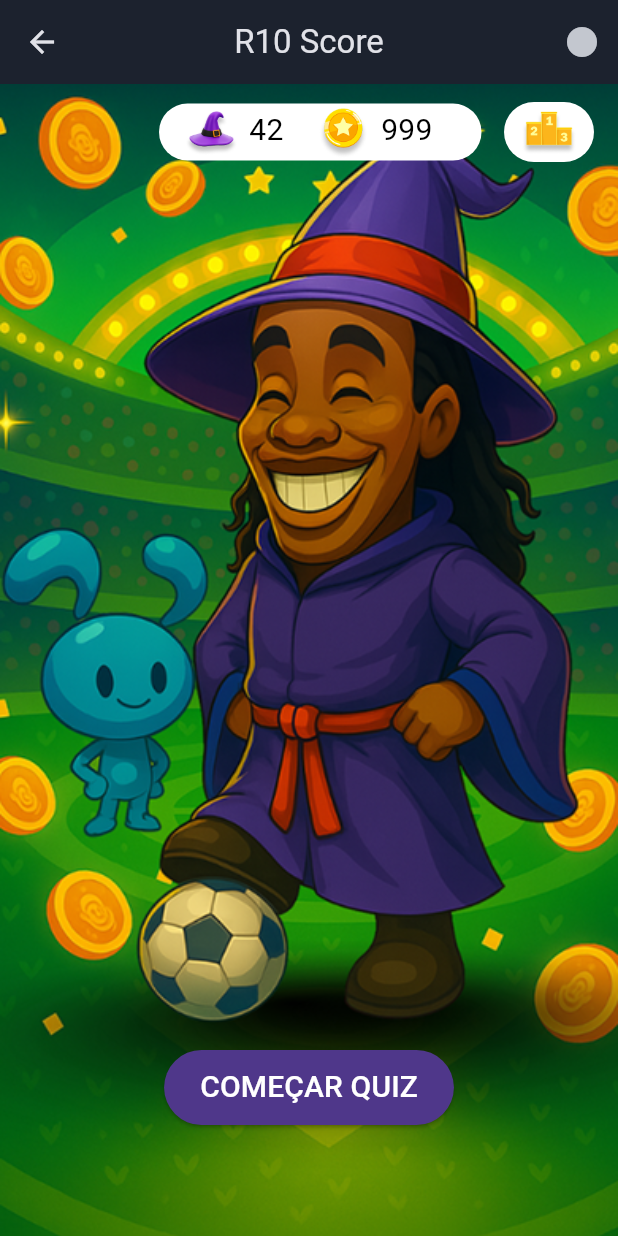
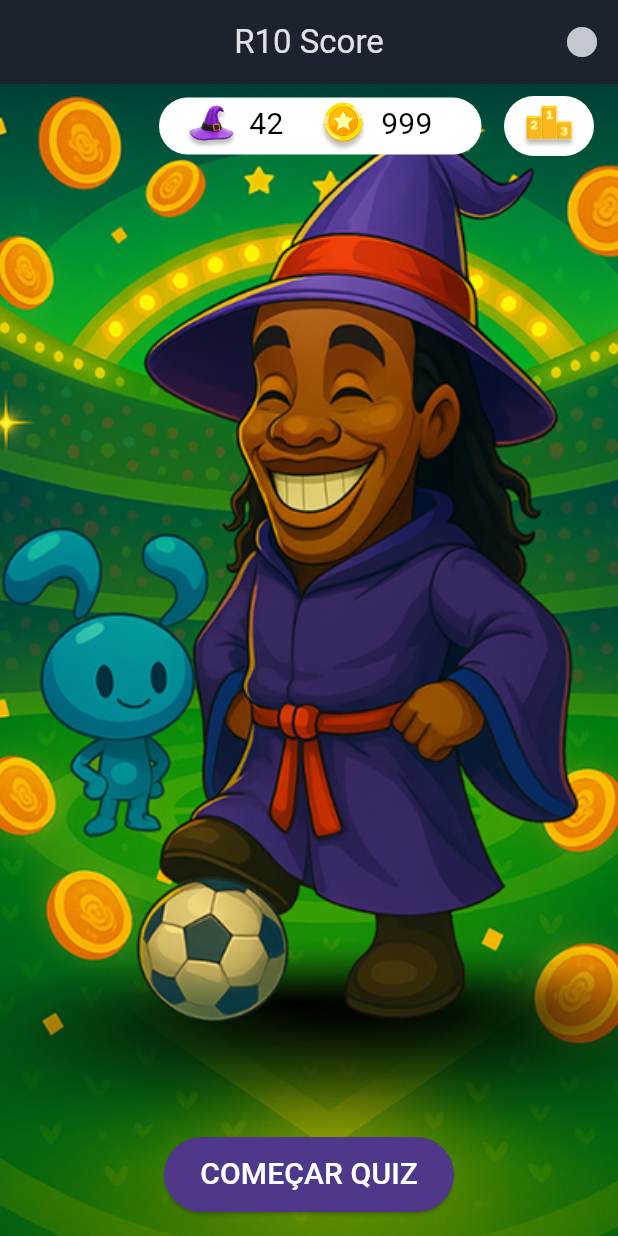
Before and after one commit to rodrigoblink172/r10_quiz, a Flutter app: the Home widget shown alone on an empty page, opened directly, on a phone screen of 412 x 824 dp. Run offline on Flutter 3.47's test engine with Material 3 defaults, Android fonts, the phone set to English and light mode, and no system bars; missing offline and left inert: roulette.

Commit message:
create app_shell widget

```diff
--- a/lib/screens/home_screen.dart
+++ b/lib/screens/home_screen.dart
@@ -1,70 +1,36 @@
+// lib/screens/home.dart
 import 'package:flutter/material.dart';
-import 'package:r10_quiz/widgets/header.dart';
+import 'package:r10_quiz/widgets/app_shell.dart';
 import 'package:r10_quiz/widgets/scoreHeader.dart';
 import 'package:r10_quiz/screens/quiz_wheel_screen.dart';
 
 class Home extends StatelessWidget {
-  const Home({Key? key}) : super(key: key);
+  const Home({super.key});
 
   @override
   Widget build(BuildContext context) {
-    return Scaffold(
-      appBar: const AppHeader(title: 'R10 Score'),
-      body: Stack(
-        children: [
-          Positioned.fill(
-            child: Image.asset(
-              'assets/images/background_ronaldinho.png',
-              fit: BoxFit.cover,
-            ),
-          ),
-          SafeArea(
-            child: Padding(
-                padding: const EdgeInsets.symmetric(horizontal: 16),
-                child: Column(
-                  children: [
-                    const Align(
-                      alignment: Alignment.centerRight,
-                      child: Padding(
-                        padding: EdgeInsets.symmetric(vertical: 6),
-                        child: Row(
-                          mainAxisAlignment: MainAxisAlignment.end,
-                          children: [
-                            Align(
-                                alignment: Alignment.centerRight,
-                                child: Padding(
-                                  padding: EdgeInsets.symmetric(vertical: 6),
-                                  child: scoreHeader(),
-                                ))
-                          ],
-                        ),
-                      ),
-                    ),
-                    Container(
-                      margin: const EdgeInsets.only(top: 580),
-                    child: ElevatedButton(onPressed: (){
+    return AppShell(
+      backgroundAsset: 'assets/images/background_ronaldinho.png',
+      topRight: const scoreHeader(),
+      bottomCenter: ElevatedButton(
+        onPressed: () {
           Navigator.push(
             context,
-                        MaterialPageRoute(
-                          builder: (context) => QuizWheelScreen(),
-                        ),
+            MaterialPageRoute(builder: (_) => const QuizWheelScreen()),
           );
         },
         style: ElevatedButton.styleFrom(
-                      backgroundColor: const Color.fromARGB(255, 79, 55, 138),
+          backgroundColor: const Color(0xFF4F378A),
           foregroundColor: Colors.white,
           minimumSize: const Size(188, 50),
         ),
-                     child: const Text('COMEÇAR QUIZ',
+        child: const Text(
+          'COMEÇAR QUIZ',
           style: TextStyle(fontSize: 20),
         ),
       ),
-                    ),
-                  ],
-                )),
-          ),
-        ],
-      ),
+      // Se não tiver conteúdo no meio, coloque um SizedBox.shrink()
+      child: const SizedBox.shrink(),
     );
   }
 }
--- /dev/null
+++ b/lib/widgets/app_shell.dart
@@ -0,0 +1,73 @@
+import 'package:flutter/material.dart';
+import 'package:r10_quiz/widgets/header.dart';
+
+class AppShell extends StatelessWidget {
+  const AppShell({
+    super.key,
+    this.appBar,
+    required this.backgroundAsset,
+    this.topRight,
+    this.bottomCenter,
+    required this.child,
+    this.horizontalPadding = 16,
+  });
+
+  final PreferredSizeWidget? appBar;
+
+  final String backgroundAsset;
+
+  final Widget? topRight;
+
+  final Widget? bottomCenter;
+
+  final Widget child;
+
+  final double horizontalPadding;
+
+  @override
+  Widget build(BuildContext context) {
+    return Scaffold(
+      appBar: appBar ?? const AppHeader(title: 'R10 Score'),
+      body: Stack(
+        children: [
+          // Fundo
+          Positioned.fill(
+            child: Image.asset(
+              backgroundAsset,
+              fit: BoxFit.cover,
+            ),
+          ),
+          // Conteúdo
+          SafeArea(
+            child: Stack(
+              children: [
+                // Conteúdo principal preenchendo a área
+                Positioned.fill(
+                  child: Padding(
+                    padding: EdgeInsets.symmetric(horizontal: horizontalPadding),
+                    child: child,
+                  ),
+                ),
+                // Topo à direita (ex: scoreHeader)
+                if (topRight != null)
+                  Positioned(
+                    top: 8,
+                    right: 16,
+                    child: topRight!,
+                  ),
+                // Rodapé central (ex: botão iniciar)
+                if (bottomCenter != null)
+                  Positioned(
+                    left: 0,
+                    right: 0,
+                    bottom: 16,
+                    child: Center(child: bottomCenter!),
+                  ),
+              ],
+            ),
+          ),
+        ],
+      ),
+    );
+  }
+}
```
Also changed, not shown: lib/components/roulette_wheel.dart (+6 -6 lines), lib/screens/quiz_wheel_screen.dart (+8 -26 lines). Lines whose indentation alone changed are shown as unchanged.
